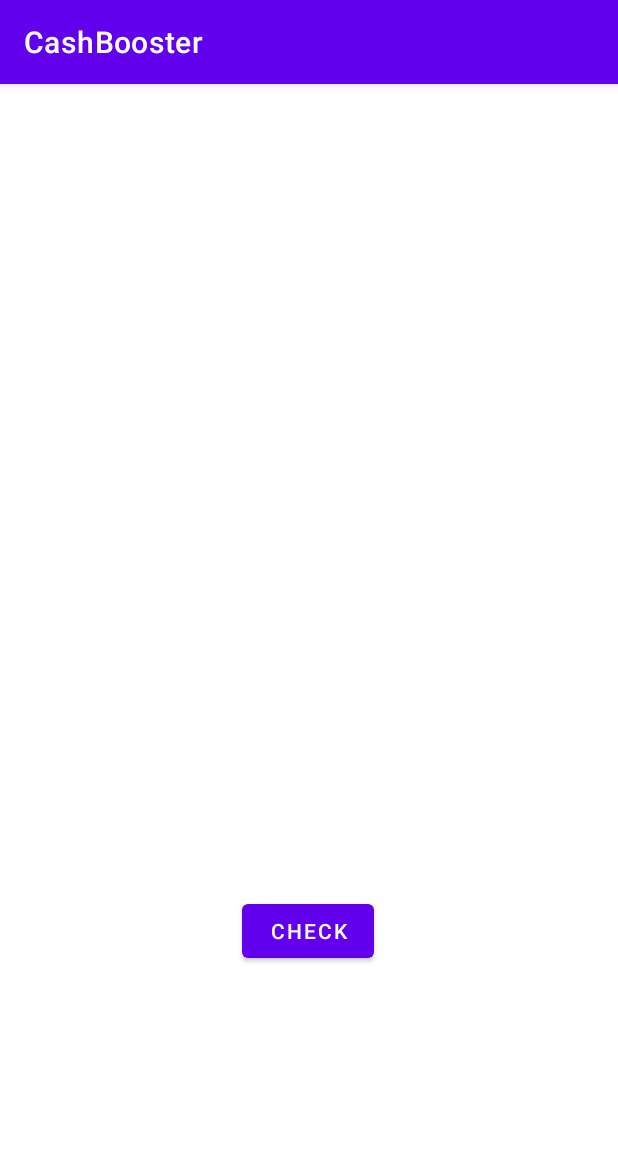
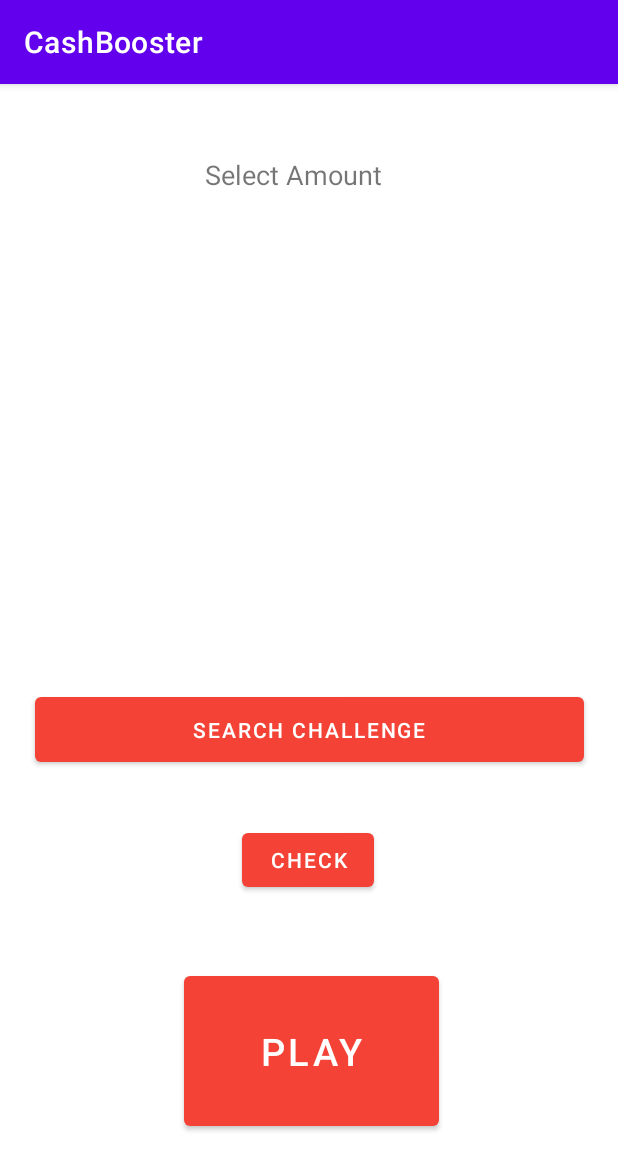
Before and after one commit to AlbertSolomon/cash-booster, an Android app: the Activity2 screen opened directly, with no data from a screen before it, on a phone screen of 412 x 824 dp. Shown: the top 1170 px of the screen. Run offline under Robolectric (Android 15) with nearby library versions, the phone set to English and light mode, and no system bars; our stand-ins replace Firebase (no records; nobody signed in at launch, a user with empty details on screens opened directly).

Commit message:
Retrieving data from firestore not complete. Portal creation not complete.

```diff
--- a/app/src/main/AndroidManifest.xml
+++ b/app/src/main/AndroidManifest.xml
@@ -8,8 +8,10 @@
         android:label="@string/app_name"
         android:roundIcon="@mipmap/ic_launcher_round"
         android:supportsRtl="true"
-        android:theme="@style/Theme.CashBooster">
-        <activity android:name=".Activity3"></activity>
+        android:theme="@style/Theme.CashBooster"
+        android:name="androidx.multidex.MultiDexApplication">
+        <activity android:name=".Activity4"></activity>
+        <activity android:name=".Activity3" />
         <activity android:name=".Activity2" />
         <activity
             android:name=".MainActivity"
--- a/app/src/main/java/com/example/cashbooster/Activity2.java
+++ b/app/src/main/java/com/example/cashbooster/Activity2.java
@@ -1,37 +1,165 @@
 package com.example.cashbooster;
 
+import android.content.Intent;
 import android.os.Bundle;
 import android.view.View;
 import android.widget.Button;
 import android.widget.TextView;
+import android.widget.Toast;
 
+import androidx.annotation.NonNull;
 import androidx.appcompat.app.AppCompatActivity;
 
+import com.google.android.gms.tasks.OnCompleteListener;
+import com.google.android.gms.tasks.OnFailureListener;
+import com.google.android.gms.tasks.OnSuccessListener;
+
+import com.google.android.gms.tasks.Task;
+import com.google.firebase.FirebaseApp;
+import com.google.firebase.Timestamp;
 import com.google.firebase.analytics.FirebaseAnalytics;
+
+import com.google.firebase.auth.FirebaseAuth;
+import com.google.firebase.firestore.CollectionReference;
+import com.google.firebase.firestore.FirebaseFirestore;
+import com.google.firebase.firestore.QuerySnapshot;
+
+import org.jetbrains.annotations.NotNull;
+
+import java.util.HashMap;
+import java.util.Map;
+import java.util.Random;
 
 public class Activity2 extends AppCompatActivity {
 
-    Button activity2Button;
+    Button activity2Button, searchPortal, goToActivity4;
     TextView textView2;
-    private FirebaseAnalytics TestFirebaseAnalytics;
+
+    FirebaseAnalytics TestFirebaseAnalytics;
+    FirebaseFirestore db = FirebaseFirestore.getInstance();
+
+    String collectionName;
+
+    CollectionReference GamePortals;
+    Random randomNumber = new Random();
+    int gameRange;
+    int luckyNumber;
+    int nameConcatenation;
+    String permission;
+    String GameState;
+    String GameStart;
+    {
+        collectionName = "GamePortals"+nameConcatenation;
+        GamePortals = db.collection(collectionName);
+        nameConcatenation = randomNumber.nextInt(100000 - 10000) + 1;
+        luckyNumber = randomNumber.nextInt(9999-100) + 1;
+        gameRange = 2000;
+        permission = "A";
+        GameStart = "None";
+        GameState = "None";
+    }
 
     @Override
     protected void onCreate(Bundle savedInstanceState) {
         super.onCreate(savedInstanceState);
         setContentView(R.layout.activity_2);
+        FirebaseApp.initializeApp(this);
 
-        activity2Button = (Button)findViewById(R.id.activity2Button);
-        textView2 = (TextView)findViewById(R.id.textView2);
+        activity2Button = findViewById(R.id.activity2Button);
+        textView2 = findViewById(R.id.textView2);
+        searchPortal = findViewById(R.id.searchPortal);
+        goToActivity4 = findViewById(R.id.goToActivity4);
+
         TestFirebaseAnalytics = FirebaseAnalytics.getInstance(this);
+        FirebaseAuth mFirebaseAuth = FirebaseAuth.getInstance();
+        String currentUser = mFirebaseAuth.getCurrentUser().getUid();
 
-        activity2Button.setOnClickListener(new View.OnClickListener() {
+        db.collection("GamePortals").get().addOnCompleteListener(new OnCompleteListener<QuerySnapshot>() {
+            @Override
+            public void onComplete(@NonNull Task<QuerySnapshot> task) {
+                if (task.isSuccessful()) {
+                    //Log.d("TAG", task.getResult().size() + "");
+                    int numberOfDocuments = task.getResult().size();
+
+                    if(numberOfDocuments < 5){
+                        String permission = "F";
+                        activity2Button.setOnClickListener(view -> {
+                            insertDataDocuments(currentUser,permission,gameRange,luckyNumber,GameStart,GameState);
+                        });
+
+                    }else{
+                        Toast.makeText(getApplicationContext(),"The Challenge is full", Toast.LENGTH_SHORT).show();
+                    }
+                } else {
+
+                    Toast.makeText(getApplicationContext(),"Could not count the number of documents in GamePortals", Toast.LENGTH_SHORT).show();
+                }
+
+            }
+        });
+
+        searchPortal.setOnClickListener(new View.OnClickListener() {
             @Override
             public void onClick(View view) {
+                searchPortals();
+            }
+        });
 
-                textView2.setText(String.valueOf(TestFirebaseAnalytics));
+        goToActivity4.setOnClickListener(new View.OnClickListener() {
+            @Override
+            public void onClick(View view) {
+                openActivity4();
             }
         });
 
 
     }
+
+    public void insertDataDocuments(String UserID, String permission, int Amount, int gameCode, String gameStart, String gameState){
+        Map<String, Object>gamePortal = new HashMap<>();
+        gamePortal.put("UserID",UserID);
+        gamePortal.put("Permission",permission);
+        gamePortal.put("Amount",Amount);
+        gamePortal.put("GameCode",gameCode);
+        gamePortal.put("GameStart",gameStart);
+        gamePortal.put("GameState",gameState);
+        gamePortal.put("Created", Timestamp.now());
+
+        db.collection("GamePortals").document("Portal"+nameConcatenation).set(gamePortal).addOnSuccessListener(new OnSuccessListener<Void>() {
+            @Override
+            public void onSuccess(Void unused) {
+
+                Toast.makeText(getApplicationContext(),"DocumentSnapshot successfully written", Toast.LENGTH_SHORT).show();
+            }
+        }).addOnFailureListener(new OnFailureListener() {
+            @Override
+            public void onFailure(@NonNull @NotNull Exception e) {
+
+                Toast.makeText(getApplicationContext(),"DocumentSnapshot failed", Toast.LENGTH_SHORT).show();
+            }
+        });
+    }
+
+    public void searchPortals(){
+        db.collection("GamePortals").get().addOnCompleteListener(new OnCompleteListener<QuerySnapshot>() {
+            @Override
+            public void onComplete(@NonNull Task<QuerySnapshot> task) {
+                if (task.isSuccessful()) {
+                    //Log.d("TAG", task.getResult().size() + "");
+                    int numberOfDocuments = task.getResult().size();
+                    textView2.setText(String.valueOf(numberOfDocuments));
+                } else {
+                    //Log.d(TAG, "Error getting documents: ", task.getException());
+                    Toast.makeText(getApplicationContext(),"Could not count the number of documents in GamePortals", Toast.LENGTH_SHORT).show();
+                }
+
+            }
+        });
+    }
+
+    public void openActivity4(){
+        Intent intent = new Intent(Activity2.this,Activity4.class);
+        startActivity(intent);
+    }
+
 }
--- a/app/src/main/res/layout/activity_2.xml
+++ b/app/src/main/res/layout/activity_2.xml
@@ -4,6 +4,7 @@
     xmlns:tools="http://schemas.android.com/tools"
     android:layout_width="match_parent"
     android:layout_height="match_parent"
+    android:background="#fff"
     tools:context=".Activity2">
 
     <Button
@@ -11,26 +12,70 @@
         android:layout_width="wrap_content"
         android:layout_height="wrap_content"
         android:text="Check"
+        app:backgroundTint="#F44336"
         app:layout_constraintBottom_toBottomOf="parent"
         app:layout_constraintEnd_toEndOf="parent"
         app:layout_constraintHorizontal_bias="0.498"
         app:layout_constraintStart_toStartOf="parent"
-        app:layout_constraintTop_toTopOf="parent"
-        app:layout_constraintVertical_bias="0.751" />
+        app:layout_constraintTop_toBottomOf="@+id/searchPortal"
+        app:layout_constraintVertical_bias="0.134" />
+
+    <Button
+        android:id="@+id/goToActivity4"
+        android:layout_width="170dp"
+        android:layout_height="112dp"
+        android:text="Play"
+        android:textSize="25sp"
+        app:backgroundTint="#F44336"
+        app:layout_constraintBottom_toBottomOf="parent"
+        app:layout_constraintEnd_toEndOf="parent"
+        app:layout_constraintHorizontal_bias="0.506"
+        app:layout_constraintStart_toStartOf="parent"
+        app:layout_constraintTop_toBottomOf="@+id/searchPortal"
+        app:layout_constraintVertical_bias="0.659" />
 
     <TextView
         android:id="@+id/textView2"
-        android:layout_width="190dp"
-        android:layout_height="107dp"
+        android:layout_width="237dp"
+        android:layout_height="232dp"
+        android:gravity="center"
         android:text=""
         android:textAlignment="center"
-        android:gravity="center"
         android:textSize="20dp"
         app:layout_constraintBottom_toBottomOf="parent"
         app:layout_constraintEnd_toEndOf="parent"
-        app:layout_constraintHorizontal_bias="0.497"
+        app:layout_constraintHorizontal_bias="0.5"
         app:layout_constraintStart_toStartOf="parent"
         app:layout_constraintTop_toTopOf="parent"
-        app:layout_constraintVertical_bias="0.395" />
+        app:layout_constraintVertical_bias="0.262" />
+
+    <Button
+        android:id="@+id/searchPortal"
+        android:layout_width="366dp"
+        android:layout_height="55dp"
+        android:text="Search Challenge"
+        app:backgroundTint="#F44336"
+        app:layout_constraintBottom_toBottomOf="parent"
+        app:layout_constraintEnd_toEndOf="parent"
+        app:layout_constraintHorizontal_bias="0.5"
+        app:layout_constraintStart_toStartOf="parent"
+        app:layout_constraintTop_toTopOf="parent"
+        app:layout_constraintVertical_bias="0.565" />
+
+    <TextView
+        android:id="@+id/textView5"
+        android:layout_width="146dp"
+        android:layout_height="43dp"
+        android:gravity="center"
+        android:text="Select Amount"
+        android:textAlignment="center"
+        android:textSize="18dp"
+        app:layout_constraintBottom_toBottomOf="parent"
+        app:layout_constraintEnd_toEndOf="parent"
+        app:layout_constraintHorizontal_bias="0.46"
+        app:layout_constraintStart_toStartOf="parent"
+        app:layout_constraintTop_toTopOf="parent"
+        app:layout_constraintVertical_bias="0.053" />
+
 
 </androidx.constraintlayout.widget.ConstraintLayout>
--- a/app/src/main/res/layout/activity_main.xml
+++ b/app/src/main/res/layout/activity_main.xml
@@ -4,6 +4,7 @@
     xmlns:tools="http://schemas.android.com/tools"
     android:layout_width="match_parent"
     android:layout_height="match_parent"
+    android:background="#A9633904"
     tools:context=".MainActivity">
 
     <TextView
@@ -23,10 +24,11 @@
         app:layout_constraintVertical_bias="0.19" />
 
     <Button
-        android:id="@+id/button"
+        android:id="@+id/loginButton"
         android:layout_width="wrap_content"
         android:layout_height="wrap_content"
         android:text="Sign in"
+        app:backgroundTint="#F44336"
         app:layout_constraintBottom_toBottomOf="parent"
         app:layout_constraintEnd_toEndOf="parent"
         app:layout_constraintHorizontal_bias="0.529"
@@ -81,6 +83,7 @@
         android:textAlignment="center"
         android:textSize="10dp"
         android:textStyle="bold"
+        app:backgroundTint="#F44336"
         app:layout_constraintBottom_toBottomOf="parent"
         app:layout_constraintEnd_toEndOf="parent"
         app:layout_constraintHorizontal_bias="0.734"
--- a/build.gradle
+++ b/build.gradle
@@ -19,7 +19,7 @@ allprojects {
     repositories {
         google()
         mavenCentral()
-        jcenter() // Warning: this repository is going to shut down soon
+       // jcenter() // Warning: this repository is going to shut down soon
     }
 }
 
```
Also changed, not shown: app/build.gradle (+27 -5 lines), app/src/main/java/com/example/cashbooster/Activity3.java (+5 -7 lines), app/src/main/java/com/example/cashbooster/Activity4.java (added, +81 -0 lines), app/src/main/java/com/example/cashbooster/MainActivity.java (+12 -30 lines), app/src/main/res/layout/activity_3.xml (+8 -5 lines), app/src/main/res/layout/activity_4.xml (added, +36 -0 lines).
